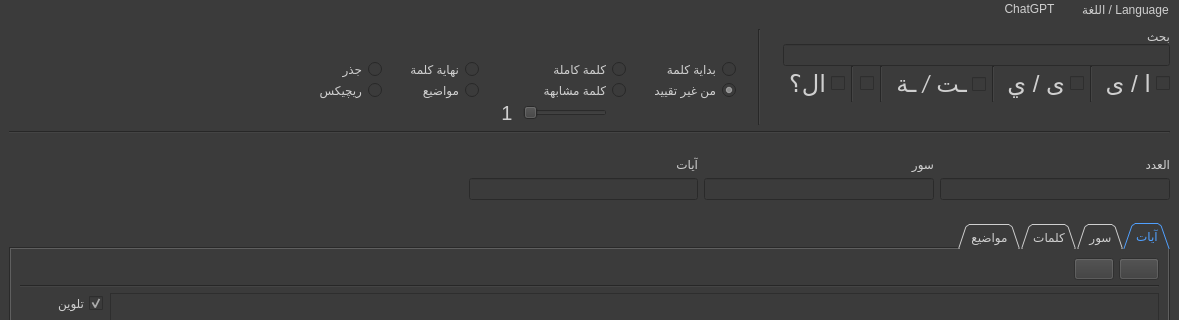
First picture: the form in gui/main_window/main_screen.ui, repository masalha-alaa/quran-counter, before the edit; both pictures show x 0 to 1179 and y 0 to 320 of the 1179 by 873 pixel window.
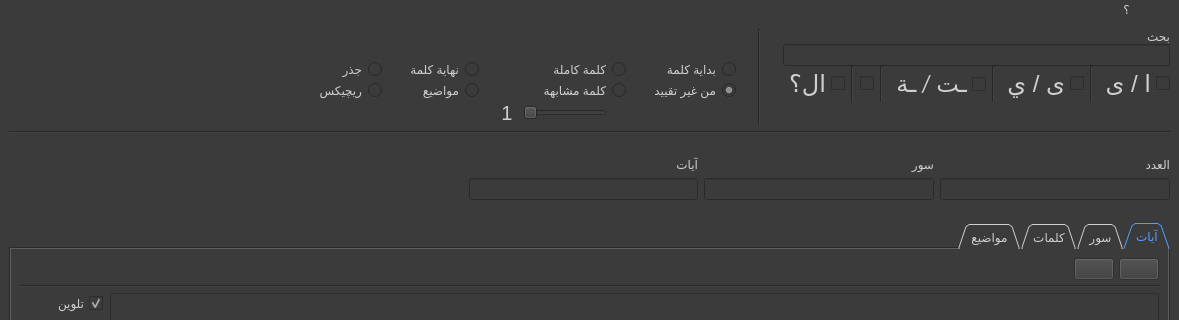
Second picture: the form after the edit. Icons and pictures are not drawn. Custom widgets are drawn as their Qt base class.

Commit message: "About" dialog

Diff of the .ui file:
```diff
--- a/gui/main_window/main_screen.ui
+++ b/gui/main_window/main_screen.ui
@@ -1490,9 +1490,12 @@
     </rect>
    </property>
    <widget class="QMenu" name="menu_Language">
-    <property name="title">
+    <property name="toolTip">
      <string notr="true">اللغة / Language</string>
     </property>
+    <property name="title">
+     <string notr="true"/>
+    </property>
     <property name="icon">
      <iconset resource="../resources/resources.qrc">
       <normaloff>:/language-icon.png</normaloff>:/language-icon.png</iconset>
@@ -1512,7 +1515,7 @@
    </widget>
    <widget class="QMenu" name="menuChatGPT">
     <property name="title">
-     <string>ChatGPT</string>
+     <string notr="true"/>
     </property>
     <property name="icon">
      <iconset resource="../resources/resources.qrc">
@@ -1520,9 +1523,22 @@
     </property>
     <addaction name="enterGptKeyButton"/>
    </widget>
+   <widget class="QMenu" name="helpMenuButton">
+    <property name="toolTip">
+     <string>مساعدة</string>
+    </property>
+    <property name="title">
+     <string>؟</string>
+    </property>
+    <property name="toolTipsVisible">
+     <bool>true</bool>
+    </property>
+    <addaction name="aboutMenuButton"/>
+   </widget>
    <addaction name="menu_Language"/>
    <addaction name="mushafViewButton"/>
    <addaction name="menuChatGPT"/>
+   <addaction name="helpMenuButton"/>
   </widget>
   <widget class="QStatusBar" name="statusbar"/>
   <action name="arabicLangButton">
```
Left out of the diff: 25 changed lines with no effect on the pictures. The commit also changes 7 other files.
